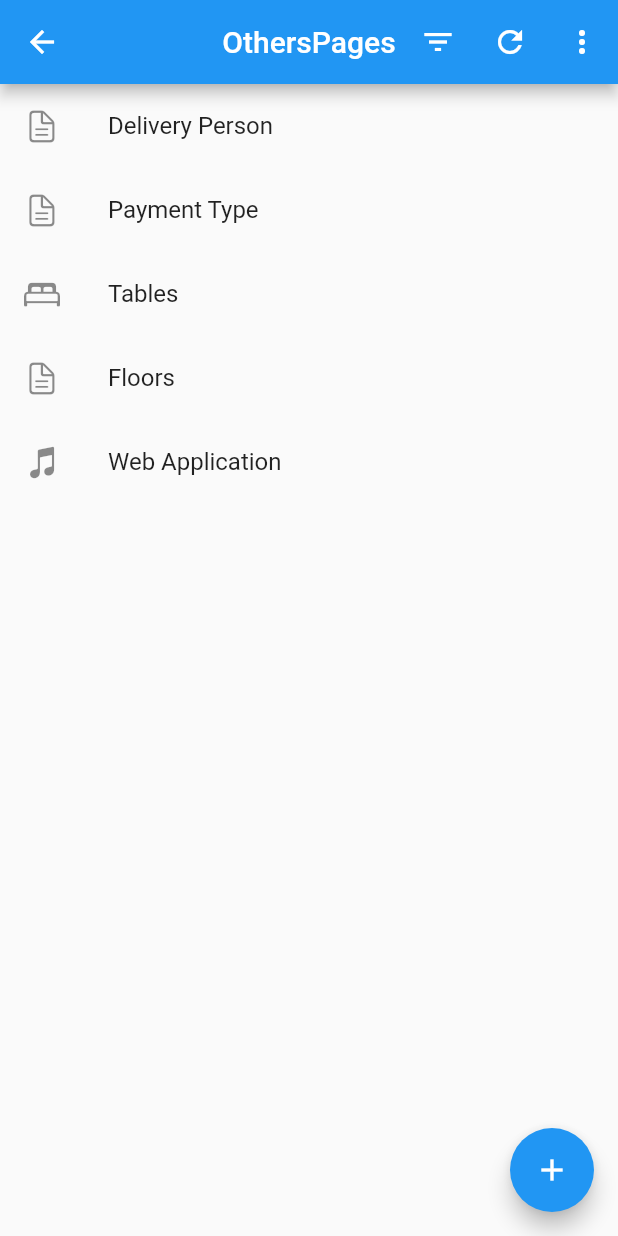
After one commit to jitendra977/nishana_pos, a Flutter app: the OthersPages screen opened directly, on a phone screen of 412 x 824 dp. The commit adds this screen. Run offline on Flutter 3.47's test engine with Material 2 defaults, Android fonts, the phone set to English and light mode, and no system bars; our stand-ins replace cloud_firestore, firebase_auth, firebase_core, firebase_database, firebase_storage, get and 2 more; accounts and stored records are empty; project files that could hold a hidden picture were left out.

Commit message:
create table design

```diff
--- a/lib/views/storepage/menu/add_menu_item.dart
+++ b/lib/views/storepage/menu/add_menu_item.dart
@@ -4,7 +4,7 @@ import 'package:cloud_firestore/cloud_firestore.dart';
 import 'package:flutter/material.dart';
 import 'package:get/get.dart';
 import 'package:flutter/services.dart';
-import 'menu.dart';
+
 
 String _selectedCategory = 'Select Category';
 
@@ -93,7 +93,7 @@ class _AddMenuItemState extends State<AddMenuItem> {
                     'img_url': img_url,
                     'description': description,
                     'barcode': barcode
-                  }).then((value) => {Get.offAll(() => MenuList())});
+                  }).then((value) => {Get.offAll(() => Navigator.pop)});
                 } catch (e) {
                   print("error: " + e.toString());
                 }
--- /dev/null
+++ b/lib/views/storepage/other_page/others_page.dart
@@ -0,0 +1,77 @@
+// ignore_for_file: unnecessary_null_comparison
+
+import 'package:cloud_firestore/cloud_firestore.dart';
+import 'package:firebaseapp/views/storepage/other_page/tables/tables.dart';
+import 'package:flutter/cupertino.dart';
+import 'package:flutter/material.dart';
+import 'package:get/get.dart';
+
+class OthersPages extends StatefulWidget {
+  @override
+  State<OthersPages> createState() => _OthersPagesState();
+}
+
+class _OthersPagesState extends State<OthersPages> {
+  @override
+  Widget build(BuildContext context) {
+    return Scaffold(
+      floatingActionButton: FloatingActionButton(
+        onPressed: () {},
+        child: Icon(Icons.add),
+      ),
+      appBar: AppBar(
+        centerTitle: true,
+        title: Text('OthersPages'),
+        leading: IconButton(
+          onPressed: () {
+            Navigator.pop(context);
+          },
+          icon: Icon(Icons.arrow_back),
+        ),
+        actions: [
+          IconButton(
+            onPressed: () {},
+            icon: Icon(Icons.filter_list),
+          ),
+          IconButton(
+            onPressed: () {},
+            icon: Icon(Icons.refresh),
+          ),
+          IconButton(
+            onPressed: () {},
+            icon: Icon(Icons.more_vert),
+          ),
+        ],
+      ),
+      body: Column(
+        children: [
+          ListTile(
+            leading: Icon(CupertinoIcons.doc_text),
+            title: Text("Delivery Person"),
+          ),
+          ListTile(
+            leading: Icon(CupertinoIcons.doc_text),
+            title: Text("Payment Type"),
+          ),
+          GestureDetector(
+            onTap: () {
+              Get.to(() => Tables());
+            },
+            child: ListTile(
+              leading: Icon(CupertinoIcons.bed_double),
+              title: Text("Tables"),
+            ),
+          ),
+          ListTile(
+            leading: Icon(CupertinoIcons.doc_text),
+            title: Text("Floors"),
+          ),
+          ListTile(
+            leading: Icon(CupertinoIcons.music_note_2),
+            title: Text("Web Application"),
+          ),
+        ],
+      ),
+    );
+  }
+}
```
Also changed, not shown: lib/views/storepage/cart_page.dart (+10 -3 lines), lib/views/storepage/home_page.dart (+11 -5 lines), lib/views/storepage/other_page/tables/add_table.dart (added, +194 -0 lines), lib/views/storepage/other_page/tables/tables.dart (added, +94 -0 lines), 4 other files.
